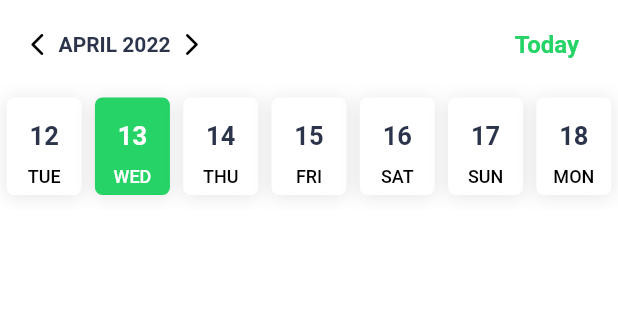
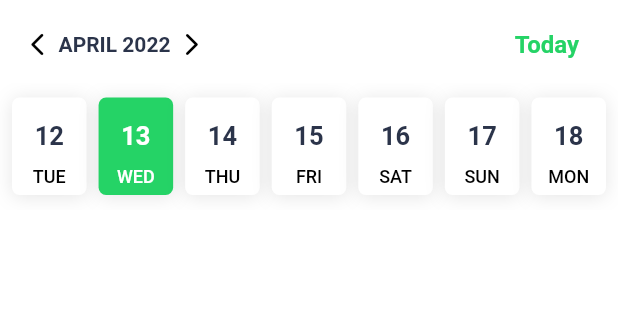
Before and after one commit to faisal-kabir/horizontal_week_calender, a Flutter app: the screen it shows after launch, on a phone screen of 412 x 824 dp, the part 84-404 px from its top. Run offline on Flutter 3.47's test engine with Material 2 defaults, Android fonts, the phone set to English and light mode, and no system bars.

Commit message:
Add 2 style

```diff
--- a/lib/src/date_item.dart
+++ b/lib/src/date_item.dart
@@ -51,6 +51,8 @@ class DateItem extends StatefulWidget {
   /// Decoration widget
   final Widget? decoration;
 
+  final int index;
+
   /// [cacheStream] for emit date press event
   final CacheStream<DateTime?> cacheStream;
 
@@ -58,6 +60,7 @@ class DateItem extends StatefulWidget {
     required this.today,
     required this.date,
     required this.weekDay,
+    required this.index,
     required this.cacheStream,
     this.dateStyle = const TextStyle(
       fontSize: 12,
@@ -126,8 +129,7 @@ class __DateItemState extends State<DateItem> {
   }
 
   /// Body layout
-  Widget _body(bool isSelected) => widget.dateViewStyle == DateViewStyle.Underlined ? SizedBox(
-    width: 50,
+  Widget _body(bool isSelected) => widget.dateViewStyle == DateViewStyle.Underlined ? Expanded(
     child: Column(
       children: [
         weekView(),
@@ -164,9 +166,9 @@ class __DateItemState extends State<DateItem> {
         ),
       ],
     ),
-  ) : Container(
-    width: 50,
-    margin: const EdgeInsets.symmetric(vertical: 10),
+  ) : Expanded(
+    child: Container(
+      margin: const EdgeInsets.symmetric(vertical: 10).copyWith(right: 8),
       padding: const EdgeInsets.all(5),
       decoration: BoxDecoration(
         color: isSelected ? widget.pressedBackgroundColor : Colors.white,
@@ -205,6 +207,7 @@ class __DateItemState extends State<DateItem> {
           ),
         ),
       ),
+    ),
   );
 
   /// Handler press event
--- a/lib/src/horizontal_calender.dart
+++ b/lib/src/horizontal_calender.dart
@@ -445,19 +445,27 @@ class _HorizontalWeekCalenderState extends State<HorizontalWeekCalender> {
   Widget _dates(List<DateTime?> dates, List<String> dayOfWeek) =>
       Expanded(
         child: Row(
-            mainAxisAlignment: MainAxisAlignment.spaceAround,
-            children: dates.asMap().map((index, value) => MapEntry(index,
-              _dateItem(value, dayOfWeek[index])
-            )).values.toList()
+          children: [
+            SizedBox(width: 8),
+            Expanded(
+              child: Row(
+                  mainAxisAlignment: MainAxisAlignment.spaceAround,
+                  children: dates.asMap().map((index, value) => MapEntry(index,
+                    _dateItem(value, dayOfWeek[index],index)
+                  )).values.toList()
+              ),
+            ),
+          ],
         ),
       );
 
   /// Date item layout
-  Widget _dateItem(DateTime? date,String dayOfWeek) =>
+  Widget _dateItem(DateTime? date,String dayOfWeek,int index) =>
       DateItem(
           today: controller._today,
           date: date,
           weekDay: dayOfWeek,
+          index: index,
           dateViewStyle: widget.dateViewStyle,
           weekDayStyle: widget.dayOfWeekStyle,
           dateStyle: compareDate(date, controller._today)
```
Lines whose indentation alone changed are shown as unchanged.
